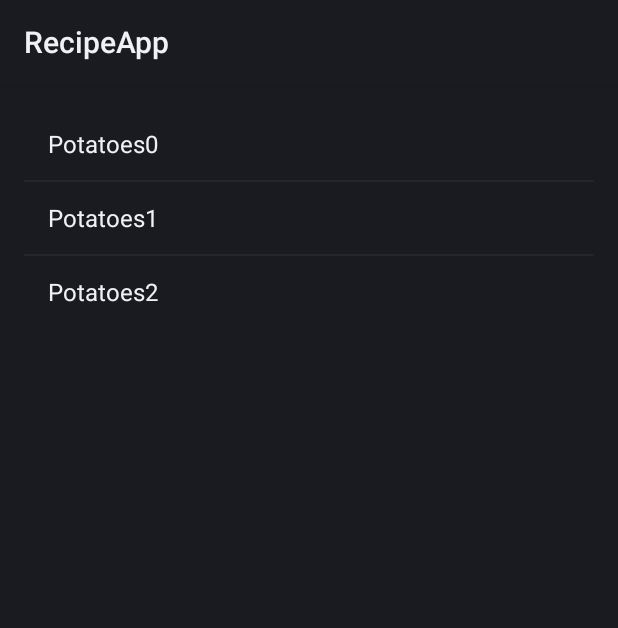
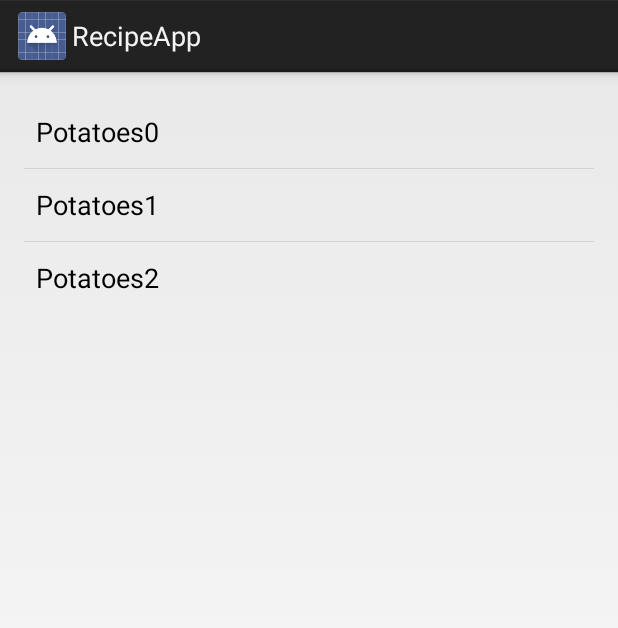
Before and after one commit to Valseer/356RecipeApp, an Android app: the screen it shows after launch (RecipeSelector), on a phone screen of 412 x 824 dp. Shown: the top 628 px of the screen. Run offline under Robolectric (Android 15) with nearby library versions, the phone set to English and light mode, and no system bars; libraries missing offline, so code that uses them is left out: com.vuzix.hardware; 2 statements that could not run were skipped.

Commit message:
Fixed step constructor

```diff
--- a/RecipeApp/app/src/main/AndroidManifest.xml
+++ b/RecipeApp/app/src/main/AndroidManifest.xml
@@ -6,7 +6,7 @@
         android:allowBackup="true"
         android:icon="@mipmap/ic_launcher"
         android:label="RecipeApp"
-        android:theme="@style/AppTheme" >
+        android:theme="@android:style/Theme.Holo.Light.DarkActionBar" >
         <activity android:name=".RecipeSelector" >
             <intent-filter>
                 <action android:name="android.intent.action.MAIN" />
--- a/RecipeApp/app/src/main/java/com/example/tyler_000/recipeapp/Recipe.java
+++ b/RecipeApp/app/src/main/java/com/example/tyler_000/recipeapp/Recipe.java
@@ -21,7 +21,7 @@ public class Recipe implements Parcelable {
     public Recipe(){
 
         this.recipeTitle = "default title";
-        Step newStep = new Step("potato","potato potato", ingredients = new HashMap<String,String>());
+        Step newStep = new Step("potato","potato potato", ingredients = new HashMap<String,String>(),1);
         this.curStep = newStep;
         this.recipeSteps.add(newStep);
     }
@@ -40,7 +40,7 @@ public class Recipe implements Parcelable {
     }
 
     public Step nextStep(){
-        if(curStep.stepNumber!=(recipeSteps.size()-1)){
+        if(curStep.stepNumber!=(recipeSteps.size())){
             curStep=recipeSteps.get(curStep.getStepNumber()+1);
         }
         return curStep;
@@ -69,7 +69,7 @@ public class Recipe implements Parcelable {
 
     public Step getCurStep(){
         if(curStep == null){
-            Step newStep = new Step("cur was null bitch","was null",ingredients);
+            Step newStep = new Step("cur was null bitch","was null",ingredients,1);
             return newStep;
         }
         return curStep;
--- a/RecipeApp/app/src/main/java/com/example/tyler_000/recipeapp/Step.java
+++ b/RecipeApp/app/src/main/java/com/example/tyler_000/recipeapp/Step.java
@@ -17,10 +17,11 @@ public class Step implements Parcelable {
     protected HashMap<String,String> stepIngredients;
     public Step(){}
 
-    public Step(String step, String stepText, HashMap<String, String> ingredients){
+    public Step(String step, String stepText, HashMap<String, String> ingredients, int stepNumber){
         this.stepName=step;
         this.stepText=stepText;
         this.stepIngredients=ingredients;
+        this.stepNumber = stepNumber;
     }
 
     public HashMap<String, String> getStepIngredients(){
--- a/RecipeApp/app/src/main/res/layout/activity_step.xml
+++ b/RecipeApp/app/src/main/res/layout/activity_step.xml
@@ -15,7 +15,7 @@
         android:layout_width="match_parent"
         android:layout_height="wrap_content"
         android:id="@+id/RecipeName"
-        android:textSize="16dp"
+        android:textSize="20dp"
         android:paddingBottom="2dp"
         android:paddingTop="2dp"
         android:textStyle="bold"/>
@@ -25,7 +25,8 @@
         android:layout_height="wrap_content"
         android:id="@+id/stepName"
         android:textStyle="normal"
-        android:layout_below="@id/RecipeName"/>
+        android:layout_below="@id/RecipeName"
+        android:textSize="16dp"/>
 
     <TextSwitcher
         android:layout_width="match_parent"
```
